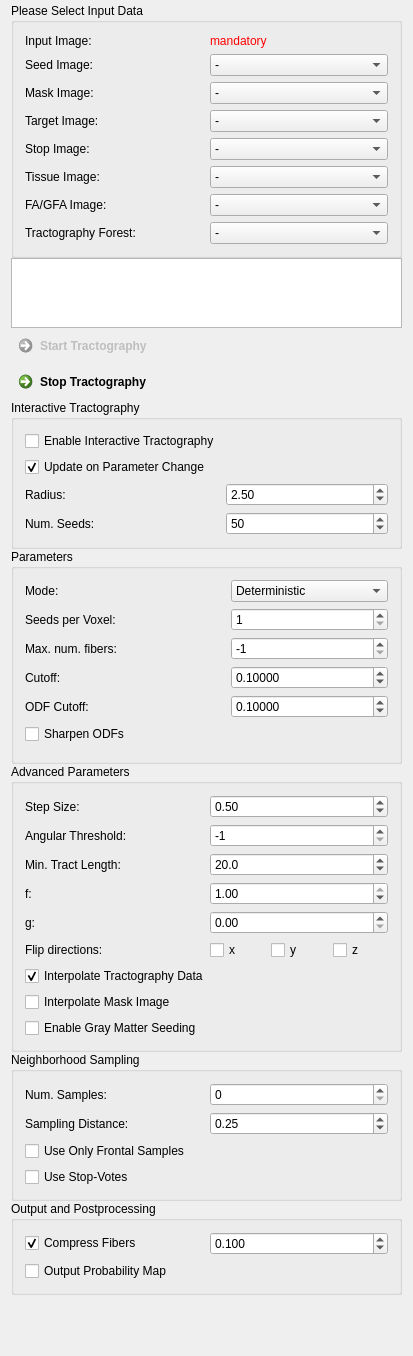
Before: the Qt Designer form Plugins/org.mitk.gui.qt.diffusionimaging.tractography/src/internal/QmitkStreamlineTrackingViewControls.ui in MITK/MITK, drawn with Qt 5.
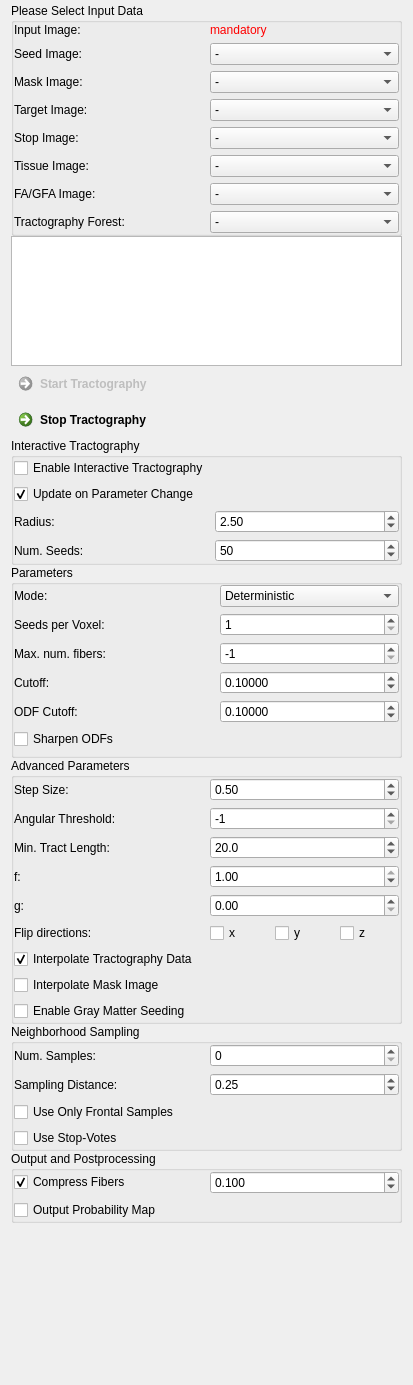
After: the same form once the commit is applied. Custom widgets are drawn as their Qt base class.

Commit message: Refactor view layout

Patch:
```diff
--- a/Plugins/org.mitk.gui.qt.diffusionimaging.tractography/src/internal/QmitkStreamlineTrackingViewControls.ui
+++ b/Plugins/org.mitk.gui.qt.diffusionimaging.tractography/src/internal/QmitkStreamlineTrackingViewControls.ui
@@ -7,7 +7,7 @@
     <x>0</x>
     <y>0</y>
     <width>413</width>
-    <height>1356</height>
+    <height>1385</height>
    </rect>
   </property>
   <property name="minimumSize">
@@ -38,6 +38,18 @@
       <string>Please Select Input Data</string>
      </property>
      <layout class="QGridLayout" name="gridLayout">
+      <property name="leftMargin">
+       <number>0</number>
+      </property>
+      <property name="topMargin">
+       <number>0</number>
+      </property>
+      <property name="rightMargin">
+       <number>0</number>
+      </property>
+      <property name="bottomMargin">
+       <number>0</number>
+      </property>
       <item row="6" column="1">
        <widget class="QmitkDataStorageComboBoxWithSelectNone" name="m_TissueImageBox">
         <property name="toolTip">
@@ -261,6 +273,18 @@
       <string>Interactive Tractography</string>
      </property>
      <layout class="QGridLayout" name="gridLayout_2">
+      <property name="leftMargin">
+       <number>0</number>
+      </property>
+      <property name="topMargin">
+       <number>0</number>
+      </property>
+      <property name="rightMargin">
+       <number>0</number>
+      </property>
+      <property name="bottomMargin">
+       <number>0</number>
+      </property>
       <item row="3" column="1">
        <widget class="QSpinBox" name="m_NumSeedsBox">
         <property name="toolTip">
@@ -360,6 +384,18 @@
       <string>Parameters</string>
      </property>
      <layout class="QFormLayout" name="formLayout_2">
+      <property name="leftMargin">
+       <number>0</number>
+      </property>
+      <property name="topMargin">
+       <number>0</number>
+      </property>
+      <property name="rightMargin">
+       <number>0</number>
+      </property>
+      <property name="bottomMargin">
+       <number>0</number>
+      </property>
       <item row="0" column="0">
        <widget class="QLabel" name="m_FaThresholdLabel_3">
         <property name="toolTip">
@@ -529,6 +565,18 @@
       <string>Advanced Parameters</string>
      </property>
      <layout class="QGridLayout" name="gridLayout_5">
+      <property name="leftMargin">
+       <number>0</number>
+      </property>
+      <property name="topMargin">
+       <number>0</number>
+      </property>
+      <property name="rightMargin">
+       <number>0</number>
+      </property>
+      <property name="bottomMargin">
+       <number>0</number>
+      </property>
       <item row="0" column="0" colspan="2">
        <widget class="QFrame" name="frame_2">
         <property name="frameShape">
@@ -846,6 +894,18 @@
       <string>Neighborhood Sampling</string>
      </property>
      <layout class="QGridLayout" name="gridLayout_6">
+      <property name="leftMargin">
+       <number>0</number>
+      </property>
+      <property name="topMargin">
+       <number>0</number>
+      </property>
+      <property name="rightMargin">
+       <number>0</number>
+      </property>
+      <property name="bottomMargin">
+       <number>0</number>
+      </property>
       <item row="0" column="0">
        <widget class="QFrame" name="frame_4">
         <property name="frameShape">
@@ -976,6 +1036,18 @@
       <string>Output and Postprocessing</string>
      </property>
      <layout class="QGridLayout" name="gridLayout_9">
+      <property name="leftMargin">
+       <number>0</number>
+      </property>
+      <property name="topMargin">
+       <number>0</number>
+      </property>
+      <property name="rightMargin">
+       <number>0</number>
+      </property>
+      <property name="bottomMargin">
+       <number>0</number>
+      </property>
       <item row="0" column="0">
        <widget class="QFrame" name="frame_5">
         <property name="frameShape">
```
The commit also changes 12 other files.
